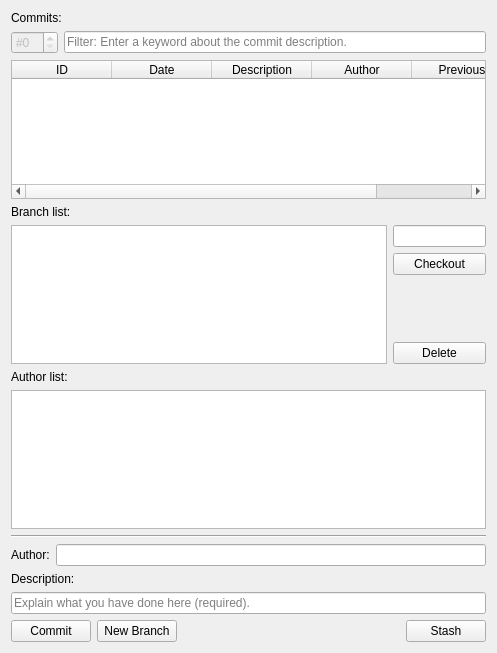
Before: the Qt Designer form core/io/peewee.ui in KmolYuan/Pyslvs-UI, drawn with Qt 5.
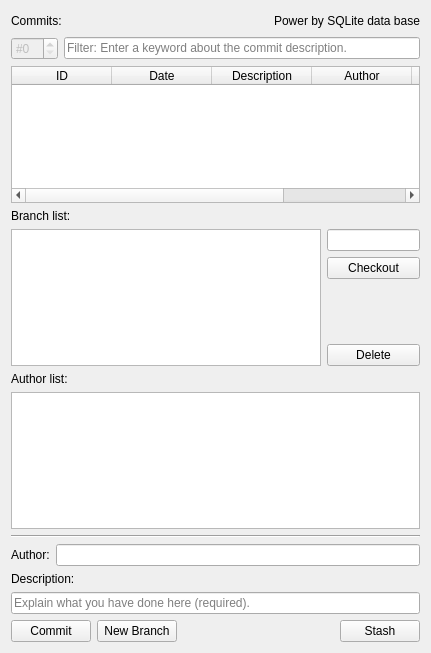
After: the same form once the commit is applied. Icons and pictures are not drawn.

Diff of the .ui file:
```diff
--- a/core/io/peewee.ui
+++ b/core/io/peewee.ui
@@ -6,7 +6,7 @@
    <rect>
     <x>0</x>
     <y>0</y>
-    <width>497</width>
+    <width>431</width>
     <height>653</height>
    </rect>
   </property>
@@ -19,11 +19,35 @@
   </property>
   <layout class="QVBoxLayout" name="verticalLayout_2">
    <item>
+    <layout class="QHBoxLayout" name="horizontalLayout_5">
+     <item>
     <widget class="QLabel" name="CommitTable_text">
      <property name="text">
       <string>Commits:</string>
      </property>
     </widget>
+     </item>
+     <item>
+      <spacer name="horizontalSpacer_2">
+       <property name="orientation">
+        <enum>Qt::Horizontal</enum>
+       </property>
+       <property name="sizeHint" stdset="0">
+        <size>
+         <width>40</width>
+         <height>20</height>
+        </size>
+       </property>
+      </spacer>
+     </item>
+     <item>
+      <widget class="QLabel" name="label_2">
+       <property name="text">
+        <string>&lt;html&gt;&lt;head/&gt;&lt;body&gt;&lt;p&gt;&lt;img src=&quot;:/icons/SQL_icon.png&quot; width=&quot;15&quot;/&gt;Power by SQLite data base&lt;/p&gt;&lt;/body&gt;&lt;/html&gt;</string>
+       </property>
+      </widget>
+     </item>
+    </layout>
    </item>
    <item>
     <layout class="QHBoxLayout" name="horizontalLayout_3">
```
Lines whose indentation alone changed are shown as unchanged.
